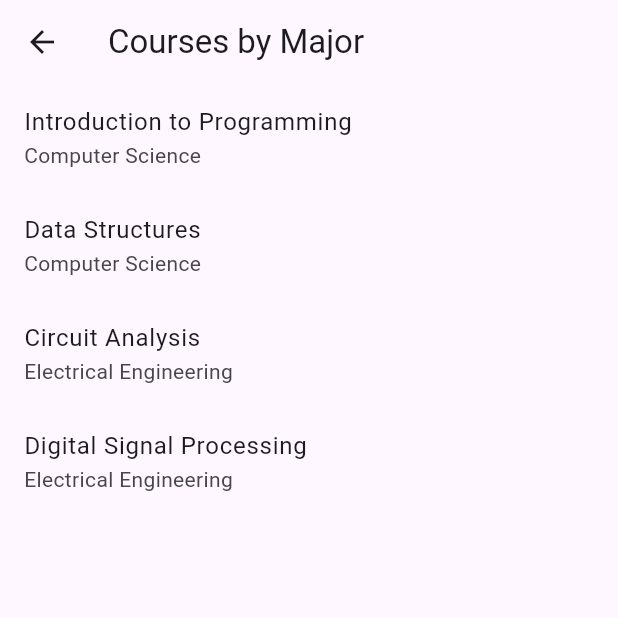
After one commit to SagitMalka/StudyBuddy, a Flutter app: the screen it shows once a user with an empty profile is signed in, after a tap on "View Courses", on a phone screen of 412 x 824 dp, the top half of it. The commit adds this screen. Run offline on Flutter 3.47's test engine with Material 3 defaults, Android fonts, the phone set to English and light mode, and no system bars; our stand-ins replace cloud_firestore, firebase_auth, firebase_core; accounts and stored records are empty.

Commit message:
course list pages and botton

```diff
--- /dev/null
+++ b/lib/models/course.dart
@@ -0,0 +1,20 @@
+class Course {
+  final String name;
+  final String major;
+
+  Course({required this.name, required this.major});
+
+  factory Course.fromMap(Map<String, dynamic> data) {
+    return Course(
+      name: data['name'],
+      major: data['major'],
+    );
+  }
+
+  Map<String, dynamic> toMap() {
+    return {
+      'name': name,
+      'major': major,
+    };
+  }
+}
--- /dev/null
+++ b/lib/pages/course_list_page.dart
@@ -0,0 +1,29 @@
+import 'package:flutter/material.dart';
+
+class CourseListPage extends StatelessWidget {
+  @override
+  Widget build(BuildContext context) {
+    final courses = [
+      {'name': 'Introduction to Programming', 'major': 'Computer Science'},
+      {'name': 'Data Structures', 'major': 'Computer Science'},
+      {'name': 'Circuit Analysis', 'major': 'Electrical Engineering'},
+      {'name': 'Digital Signal Processing', 'major': 'Electrical Engineering'},
+    ];
+
+    return Scaffold(
+      appBar: AppBar(
+        title: Text('Courses by Major'),
+      ),
+      body: ListView.builder(
+        itemCount: courses.length,
+        itemBuilder: (context, index) {
+          final course = courses[index];
+          return ListTile(
+            title: Text(course['name']!),
+            subtitle: Text(course['major']!),
+          );
+        },
+      ),
+    );
+  }
+}
--- a/lib/pages/home_page.dart
+++ b/lib/pages/home_page.dart
@@ -1,6 +1,7 @@
 import 'package:firebase_auth/firebase_auth.dart';
 import 'package:study_buddy/auth.dart';
 import 'package:flutter/material.dart';
+import 'course_list_page.dart';
 
 class HomePage extends StatelessWidget{
   HomePage({super.key});
@@ -23,6 +24,17 @@ class HomePage extends StatelessWidget{
       child: const Text('Sign Out'),
       );
   }
+  Widget _navigateToCoursesButton(BuildContext context) {
+    return ElevatedButton(
+      onPressed: () {
+        Navigator.push(
+          context,
+          MaterialPageRoute(builder: (context) => CourseListPage()),
+        );
+      },
+      child: const Text('View Courses'),
+    );
+  }
   @override
   Widget build(BuildContext context) {
     return Scaffold(
@@ -39,6 +51,7 @@ class HomePage extends StatelessWidget{
           children: <Widget>[
             _userUid(),
             _signOutButton(),
+            _navigateToCoursesButton(context), // Button to view courses
           ],
         ),
       ),
--- /dev/null
+++ b/lib/services/course_service.dart
@@ -0,0 +1,13 @@
+import 'package:cloud_firestore/cloud_firestore.dart';
+import '../models/course.dart';
+
+class CourseService {
+  final FirebaseFirestore _firestore = FirebaseFirestore.instance;
+
+  Future<List<Course>> fetchCourses() async {
+    final snapshot = await _firestore.collection('courses').get();
+    return snapshot.docs.map((doc) {
+      return Course.fromMap(doc.data());
+    }).toList();
+  }
+}
```
Also changed, not shown: pubspec.lock.
